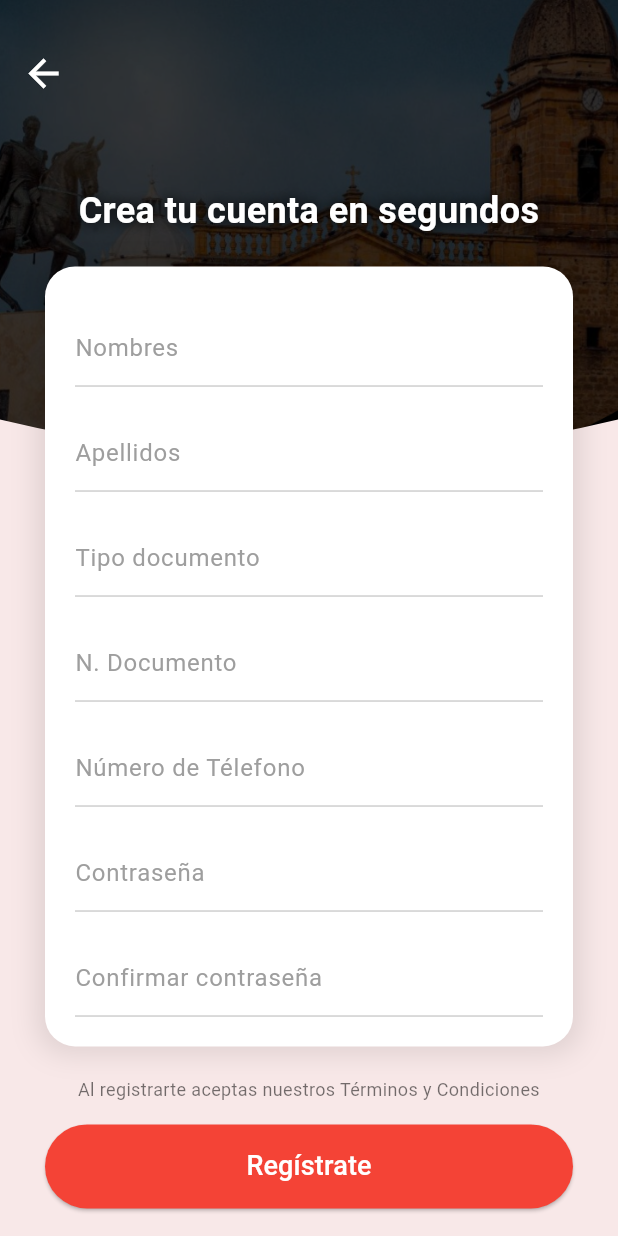
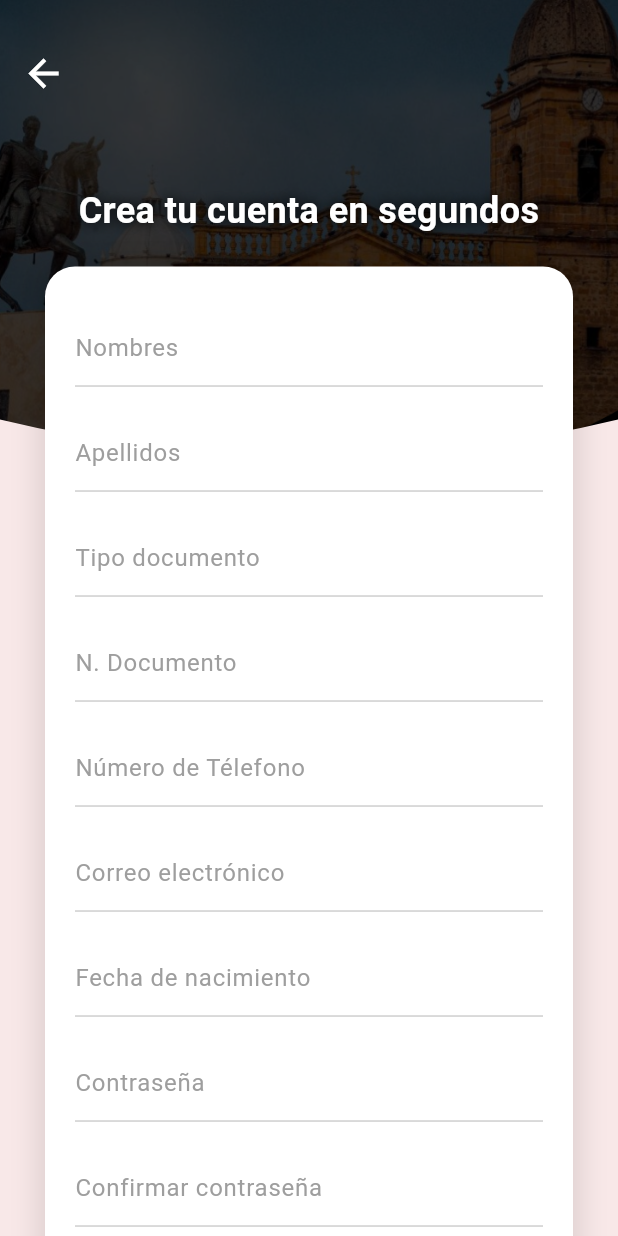
Before and after one commit to danielado142/app_transtunja, a Flutter app: the RegisterScreen screen opened directly, on a phone screen of 412 x 824 dp. Run offline on Flutter 3.47's test engine with Material 3 defaults, Android fonts, the phone set to English and light mode, and no system bars.

Commit message:
conexion de la base de datos para la interfaz de registro

```diff
--- a/lib/register_screen.dart
+++ b/lib/register_screen.dart
@@ -1,19 +1,17 @@
 import 'package:flutter/material.dart';
-import 'verification_screen.dart'; // Importamos la nueva pantalla (ruta corregida)
+import 'package:http/http.dart' as http;
+import 'dart:convert';
+import 'package:flutter/foundation.dart' show kIsWeb;
 
-// Este es un "Clipper" personalizado. Su única función es darle la forma curva a la imagen.
+import 'verification_screen.dart';
+
 class BottomCurveClipper extends CustomClipper<Path> {
   @override
   Path getClip(Size size) {
     final path = Path()
-      ..lineTo(0, size.height - 50) // Empezar la curva 50px antes del final
-      ..quadraticBezierTo(
-        size.width / 2, // Punto de control en el centro
-        size.height,      // Punto de control en la parte más baja
-        size.width,       // Punto final a la derecha
-        size.height - 50, // Punto final 50px antes del final
-      )
-      ..lineTo(size.width, 0) // Línea hasta la esquina superior derecha
+      ..lineTo(0, size.height - 50)
+      ..quadraticBezierTo(size.width / 2, size.height, size.width, size.height - 50)
+      ..lineTo(size.width, 0)
       ..close();
     return path;
   }
@@ -22,41 +20,131 @@ class BottomCurveClipper extends CustomClipper<Path> {
   bool shouldReclip(CustomClipper<Path> oldClipper) => false;
 }
 
-class RegisterScreen extends StatelessWidget {
+class RegisterScreen extends StatefulWidget {
   const RegisterScreen({super.key});
+
+  @override
+  _RegisterScreenState createState() => _RegisterScreenState();
+}
+
+class _RegisterScreenState extends State<RegisterScreen> {
+  final _nombresController = TextEditingController();
+  final _apellidosController = TextEditingController();
+  final _documentoController = TextEditingController();
+  final _telefonoController = TextEditingController();
+  final _emailController = TextEditingController();
+  final _fechaNacimientoController = TextEditingController();
+  final _passwordController = TextEditingController();
+  final _rolController = TextEditingController();
+  final _confirmPasswordController = TextEditingController();
+
+  @override
+  void dispose() {
+    _nombresController.dispose();
+    _apellidosController.dispose();
+    _documentoController.dispose();
+    _telefonoController.dispose();
+    _emailController.dispose();
+    _fechaNacimientoController.dispose();
+    _passwordController.dispose();
+    _rolController.dispose();
+    _confirmPasswordController.dispose();
+    super.dispose();
+  }
+
+  Future<void> _enviarDatos() async {
+    if (_nombresController.text.isEmpty ||
+        _apellidosController.text.isEmpty ||
+        _documentoController.text.isEmpty ||
+        _telefonoController.text.isEmpty ||
+        _emailController.text.isEmpty ||
+        _fechaNacimientoController.text.isEmpty ||
+        _rolController.text.isEmpty ||
+        _passwordController.text.isEmpty) {
+      ScaffoldMessenger.of(context).showSnackBar(
+        const SnackBar(content: Text('Por favor, complete todos los campos')),
+      );
+      return;
+    }
+
+    if (_passwordController.text != _confirmPasswordController.text) {
+      ScaffoldMessenger.of(context).showSnackBar(
+        const SnackBar(content: Text('Las contraseñas no coinciden')),
+      );
+      return;
+    }
+
+    const String domain = kIsWeb ? 'localhost' : '10.0.2.2';
+    final url = Uri.parse('http://$domain/transtunja_api/registro.php');
+
+    try {
+      final response = await http.post(
+        url,
+        body: jsonEncode({
+          'nombre': _nombresController.text,
+          'apellido': _apellidosController.text,
+          'documento': _documentoController.text,
+          'telefono': _telefonoController.text,
+          'email': _emailController.text,
+          'fecha_nacimiento': _fechaNacimientoController.text,
+          'rol': _rolController.text,
+          'password': _passwordController.text,
+        }),
+      );
+
+      if (!mounted) return;
+
+      if (response.statusCode == 200) {
+        final responseData = jsonDecode(response.body);
+        if (responseData['status'] == 'success') {
+          Navigator.push(
+            context,
+            MaterialPageRoute(builder: (context) => const VerificationScreen()),
+          );
+        } else {
+          ScaffoldMessenger.of(context).showSnackBar(
+            SnackBar(content: Text('Error de registro: ${responseData['message']}')),
+          );
+        }
+      } else {
+        ScaffoldMessenger.of(context).showSnackBar(
+          SnackBar(content: Text('Error del servidor: ${response.statusCode}')),
+        );
+      }
+    } catch (e) {
+      if (!mounted) return;
+      ScaffoldMessenger.of(context).showSnackBar(
+        SnackBar(content: Text('No se pudo conectar al servidor: $e')),
+      );
+    }
+  }
 
   @override
   Widget build(BuildContext context) {
     final screenSize = MediaQuery.of(context).size;
 
     return Scaffold(
-      backgroundColor: const Color(0xFFF8E8E8), // Fondo rosa pálido
+      backgroundColor: const Color(0xFFF8E8E8),
       body: Stack(
         children: [
-          // --- Capa 1: La imagen de fondo con la forma curva ---
-          Positioned(
+           Positioned(
             top: 0,
             left: 0,
             right: 0,
             child: ClipPath(
               clipper: BottomCurveClipper(),
               child: Container(
-                height: screenSize.height * 0.4, // La imagen ocupa el 40% de la pantalla
+                height: screenSize.height * 0.4,
                 decoration: BoxDecoration(
                   image: DecorationImage(
                     image: const AssetImage("assets/images/plaza_de_bolivar.png"),
                     fit: BoxFit.cover,
-                    colorFilter: ColorFilter.mode(
-                      Colors.black.withOpacity(0.4),
-                      BlendMode.darken,
-                    ),
+                    colorFilter: ColorFilter.mode(Colors.black.withOpacity(0.4), BlendMode.darken),
                   ),
                 ),
               ),
             ),
           ),
-
-          // --- Capa 2: Todo el contenido que se puede desplazar ---
           Positioned.fill(
             child: SingleChildScrollView(
               child: Padding(
@@ -64,7 +152,7 @@ class RegisterScreen extends StatelessWidget {
                 child: Column(
                   crossAxisAlignment: CrossAxisAlignment.stretch,
                   children: [
-                    SizedBox(height: screenSize.height * 0.15), // Espacio superior para el título
+                    SizedBox(height: screenSize.height * 0.15),
                     const Text(
                       'Crea tu cuenta en segundos',
                       textAlign: TextAlign.center,
@@ -76,7 +164,6 @@ class RegisterScreen extends StatelessWidget {
                       ),
                     ),
                     const SizedBox(height: 20),
-                    // Formulario blanco
                     Container(
                       padding: const EdgeInsets.fromLTRB(20, 30, 20, 15),
                       decoration: BoxDecoration(
@@ -86,13 +173,17 @@ class RegisterScreen extends StatelessWidget {
                       ),
                       child: Column(
                         children: [
-                          _buildTextField('Nombres'),
-                          _buildTextField('Apellidos'),
+                          _buildTextField('Nombres', controller: _nombresController),
+                          _buildTextField('Apellidos', controller: _apellidosController),
                           _buildTextField('Tipo documento'),
-                          _buildTextField('N. Documento'),
-                          _buildTextField('Número de Télefono'),
-                          _buildTextField('Contraseña', isPassword: true),
-                          _buildTextField('Confirmar contraseña', isPassword: true, isLast: true),
+                          _buildTextField('N. Documento', controller: _documentoController),
+                          _buildTextField('Número de Télefono', controller: _telefonoController),
+                          _buildTextField('Correo electrónico', controller: _emailController),
+                          _buildTextField('Fecha de nacimiento', controller: _fechaNacimientoController, hint: 'YYYY-MM-DD'),
+                          // --- ORDEN CORREGIDO ---
+                          _buildTextField('Contraseña', controller: _passwordController, isPassword: true),
+                          _buildTextField('Confirmar contraseña', controller: _confirmPasswordController, isPassword: true),
+                          _buildTextField('Rol', controller: _rolController, hint: 'admin, conductor, o usuario', isLast: true),
                         ],
                       ),
                     ),
@@ -104,13 +195,7 @@ class RegisterScreen extends StatelessWidget {
                     ),
                     const SizedBox(height: 15),
                     ElevatedButton(
-                      onPressed: () {
-                        // ¡Aquí está la navegación!
-                        Navigator.push(
-                          context,
-                          MaterialPageRoute(builder: (context) => const VerificationScreen()),
-                        );
-                      },
+                      onPressed: _enviarDatos,
                       style: ElevatedButton.styleFrom(
                         backgroundColor: Colors.red,
                         padding: const EdgeInsets.symmetric(vertical: 15),
@@ -121,27 +206,24 @@ class RegisterScreen extends StatelessWidget {
                     const SizedBox(height: 20),
                     const Text('O regístrate con', textAlign: TextAlign.center, style: TextStyle(color: Colors.black54)),
                     const SizedBox(height: 15),
-                    // --- Iconos de redes sociales corregidos con placeholders ---
                     Row(
                       mainAxisAlignment: MainAxisAlignment.center,
                       children: [
                         IconButton(onPressed: () {}, icon: const Icon(Icons.facebook, color: Color(0xFF1877F2), size: 40)),
                         const SizedBox(width: 20),
-                        IconButton(onPressed: () {}, icon: const Icon(Icons.mail, color: Colors.red, size: 40)), // Placeholder para Gmail
+                        IconButton(onPressed: () {}, icon: const Icon(Icons.mail, color: Colors.red, size: 40)),
                         const SizedBox(width: 20),
-                        IconButton(onPressed: () {}, icon: const Icon(Icons.camera_alt, color: Colors.purple, size: 40)), // Placeholder para Instagram
+                        IconButton(onPressed: () {}, icon: const Icon(Icons.camera_alt, color: Colors.purple, size: 40)),
                         const SizedBox(width: 20),
-                        IconButton(onPressed: () {}, icon: const Icon(Icons.g_mobiledata, color: Colors.green, size: 50)), // Placeholder para Google
+                        IconButton(onPressed: () {}, icon: const Icon(Icons.g_mobiledata, color: Colors.green, size: 50)),
                       ],
                     ),
-                    const SizedBox(height: 30), // Espacio al final
+                    const SizedBox(height: 30),
                   ],
                 ),
               ),
             ),
           ),
-
-          // --- Capa 3: Botón de regreso ---
           Positioned(
             top: 25,
             left: 5,
@@ -157,13 +239,15 @@ class RegisterScreen extends StatelessWidget {
     );
   }
 
-  Widget _buildTextField(String label, {bool isPassword = false, bool isLast = false}) {
+  Widget _buildTextField(String label, {TextEditingController? controller, bool isPassword = false, bool isLast = false, String? hint}) {
     return Padding(
       padding: EdgeInsets.only(bottom: isLast ? 5 : 20.0),
       child: TextField(
+        controller: controller,
         obscureText: isPassword,
         decoration: InputDecoration(
           labelText: label,
+          hintText: hint,
           labelStyle: const TextStyle(color: Colors.grey),
           contentPadding: const EdgeInsets.only(bottom: 10),
           isDense: true,
--- a/pubspec.yaml
+++ b/pubspec.yaml
@@ -34,7 +34,7 @@ dependencies:
   # The following adds the Cupertino Icons font to your application.
   # Use with the CupertinoIcons class for iOS style icons.
   cupertino_icons: ^1.0.8
-
+  http: ^1.1.0
 dev_dependencies:
   flutter_test:
     sdk: flutter
```
Also changed, not shown: lib/login_screen.dart (+33 -5 lines), pubspec.lock, 1 other file.
